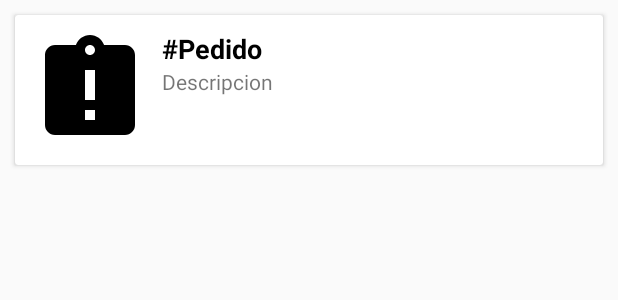
After one commit to antoniobrnl/INVENTARIOS, an Android app: the layout pendientes.xml on its own in the app's theme, with its tools: preview values and no code run, on a phone screen of 412 x 824 dp. The commit adds this screen. Shown: the top 300 px of the screen. Run offline under Robolectric (Android 15) with nearby library versions, the light colour scheme and no system bars; network calls fail.

Commit message:
Los cambios

```diff
--- a/app/build.gradle
+++ b/app/build.gradle
@@ -24,6 +24,7 @@ dependencies {
     implementation 'com.android.support:design:27.1.1'
     implementation 'com.android.support.constraint:constraint-layout:1.1.3'
     implementation 'com.android.support:support-v4:27.1.1'
+    implementation 'com.android.support:cardview-v7:27.1.1'
     testImplementation 'junit:junit:4.12'
     androidTestImplementation 'com.android.support.test:runner:1.0.2'
     androidTestImplementation 'com.android.support.test.espresso:espresso-core:3.0.2'
--- a/app/src/main/AndroidManifest.xml
+++ b/app/src/main/AndroidManifest.xml
@@ -2,8 +2,8 @@
 <manifest xmlns:android="http://schemas.android.com/apk/res/android"
     package="com.example.antonio.inventarios">
 
-    <uses-permission android:name="android.permission.INTERNET"/>
-    <uses-permission android:name="android.permission.CALL_PHONE"/>
+    <uses-permission android:name="android.permission.INTERNET" />
+    <uses-permission android:name="android.permission.CALL_PHONE" />
 
     <application
         android:allowBackup="true"
@@ -22,7 +22,7 @@
                 <category android:name="android.intent.category.LAUNCHER" />
             </intent-filter>
         </activity>
-        <activity android:name=".LoginActivity"></activity>
+        <activity android:name=".LoginActivity" />
     </application>
 
 </manifest>
--- a/app/src/main/java/com/example/antonio/inventarios/MainActivity.java
+++ b/app/src/main/java/com/example/antonio/inventarios/MainActivity.java
@@ -40,7 +40,7 @@ public class MainActivity extends AppCompatActivity {
             switch (item.getItemId()) {
                 case R.id.navigation_pendientes:
                     //ACCIÓN
-                    PendientesFragment fragment = new PendientesFragment();
+                    PendientesFragment fragment = new PendientesFragment(getApplicationContext());
                     android.support.v4.app.FragmentTransaction fragmentTransaction1 = getSupportFragmentManager().beginTransaction();
                     fragmentTransaction1.replace(R.id.constraint, fragment, "FragmentName");
                     fragmentTransaction1.commit();
@@ -82,7 +82,7 @@ public class MainActivity extends AppCompatActivity {
         toolbar = (Toolbar)findViewById(R.id.toolbar);
         setSupportActionBar(toolbar);
         getSupportActionBar().setTitle("Sistema de Inventarios");
-        PendientesFragment fragment = new PendientesFragment();
+        PendientesFragment fragment = new PendientesFragment(getApplicationContext());
         android.support.v4.app.FragmentTransaction fragmentTransaction1 = getSupportFragmentManager().beginTransaction();
         fragmentTransaction1.replace(R.id.constraint, fragment, "FragmentName");
         fragmentTransaction1.commit();
--- a/app/src/main/res/drawable/ic_pendientes.xml
+++ b/app/src/main/res/drawable/ic_pendientes.xml
@@ -4,6 +4,6 @@
     android:viewportWidth="24"
     android:viewportHeight="24">
   <path
-      android:fillColor="#FFFFFF"
+      android:fillColor="#FF000000"
       android:pathData="M4,10.5c-0.83,0 -1.5,0.67 -1.5,1.5s0.67,1.5 1.5,1.5 1.5,-0.67 1.5,-1.5 -0.67,-1.5 -1.5,-1.5zM4,4.5c-0.83,0 -1.5,0.67 -1.5,1.5S3.17,7.5 4,7.5 5.5,6.83 5.5,6 4.83,4.5 4,4.5zM4,16.5c-0.83,0 -1.5,0.68 -1.5,1.5s0.68,1.5 1.5,1.5 1.5,-0.68 1.5,-1.5 -0.67,-1.5 -1.5,-1.5zM7,19h14v-2L7,17v2zM7,13h14v-2L7,11v2zM7,5v2h14L21,5L7,5z"/>
 </vector>
--- /dev/null
+++ b/app/src/main/res/drawable/img_pendientes.xml
@@ -0,0 +1,9 @@
+<vector xmlns:android="http://schemas.android.com/apk/res/android"
+    android:width="24dp"
+    android:height="24dp"
+    android:viewportWidth="24"
+    android:viewportHeight="24">
+  <path
+      android:fillColor="#FF000000"
+      android:pathData="M19,3h-4.18C14.4,1.84 13.3,1 12,1c-1.3,0 -2.4,0.84 -2.82,2L5,3c-1.1,0 -2,0.9 -2,2v14c0,1.1 0.9,2 2,2h14c1.1,0 2,-0.9 2,-2L21,5c0,-1.1 -0.9,-2 -2,-2zM13,18h-2v-2h2v2zM13,14h-2L11,8h2v6zM12,5c-0.55,0 -1,-0.45 -1,-1s0.45,-1 1,-1 1,0.45 1,1 -0.45,1 -1,1z"/>
+</vector>
--- /dev/null
+++ b/app/src/main/res/layout/pendientes.xml
@@ -0,0 +1,45 @@
+<?xml version="1.0" encoding="utf-8"?>
+<android.support.v7.widget.CardView xmlns:android="http://schemas.android.com/apk/res/android"
+    xmlns:app="http://schemas.android.com/apk/res-auto"
+    android:id="@+id/card_pedido"
+    android:layout_width="match_parent"
+    android:layout_height="wrap_content"
+    android:layout_margin="10dp">
+
+    <LinearLayout
+        android:layout_width="match_parent"
+        android:layout_height="match_parent"
+        android:layout_margin="10dp">
+
+        <ImageView
+            android:id="@+id/item_image"
+            android:layout_width="80dp"
+            android:layout_height="80dp"
+            android:scaleType="centerCrop"
+            android:src="@drawable/img_pendientes" />
+
+        <LinearLayout
+            android:layout_width="wrap_content"
+            android:layout_height="wrap_content"
+            android:orientation="vertical">
+
+            <TextView
+                android:id="@+id/num_ped"
+                android:layout_width="wrap_content"
+                android:layout_height="wrap_content"
+                android:layout_marginLeft="8dp"
+                android:text="#Pedido"
+                android:textColor="@android:color/black"
+                android:textSize="18dp"
+                android:textStyle="bold" />
+
+            <TextView
+                android:id="@+id/des_ped"
+                android:layout_width="wrap_content"
+                android:layout_height="wrap_content"
+                android:layout_marginLeft="8dp"
+                android:text="Descripcion"
+                android:textSize="14dp" />
+        </LinearLayout>
+    </LinearLayout>
+</android.support.v7.widget.CardView>
--- a/app/src/main/res/menu/navigation.xml
+++ b/app/src/main/res/menu/navigation.xml
@@ -12,7 +12,7 @@
     <item
         android:id="@+id/navigation_realizados"
         android:icon="@drawable/ic_realizados"
-        android:title="@string/realizados"
+        android:title="@string/mis_pedidos"
         android:enabled="true"
         />
 
--- a/app/src/main/res/values/colors.xml
+++ b/app/src/main/res/values/colors.xml
@@ -1,7 +1,7 @@
 <?xml version="1.0" encoding="utf-8"?>
 <resources>
     <color name="colorPrimary">#354856</color>
-    <color name="colorPrimaryDark">#cdcdcd</color>
+    <color name="colorPrimaryDark">#B2B2B2</color>
     <color name="colorAccent">#f7ad1a</color>
     <color name="colorWhite">#ffffff</color>
 </resources>
--- a/app/src/main/res/values/strings.xml
+++ b/app/src/main/res/values/strings.xml
@@ -22,5 +22,6 @@
 
     <!-- TODO: Remove or change this placeholder text -->
     <string name="hello_blank_fragment">Hello blank fragment</string>
+    <string name="mis_pedidos">Mis Pedidos</string>
 
 </resources>
```
Also changed, not shown: app/src/main/java/com/example/antonio/inventarios/PendientesFragment.java (+21 -10 lines), app/src/main/java/com/example/antonio/inventarios/adaptadorPendientes.java (added, +62 -0 lines), app/src/main/res/drawable/ic_baseline_list_24px.xml (added, +9 -0 lines), app/src/main/res/layout/activity_main.xml (+3 -10 lines), app/src/main/res/layout/fragment_pendientes.xml (+13 -6 lines).
